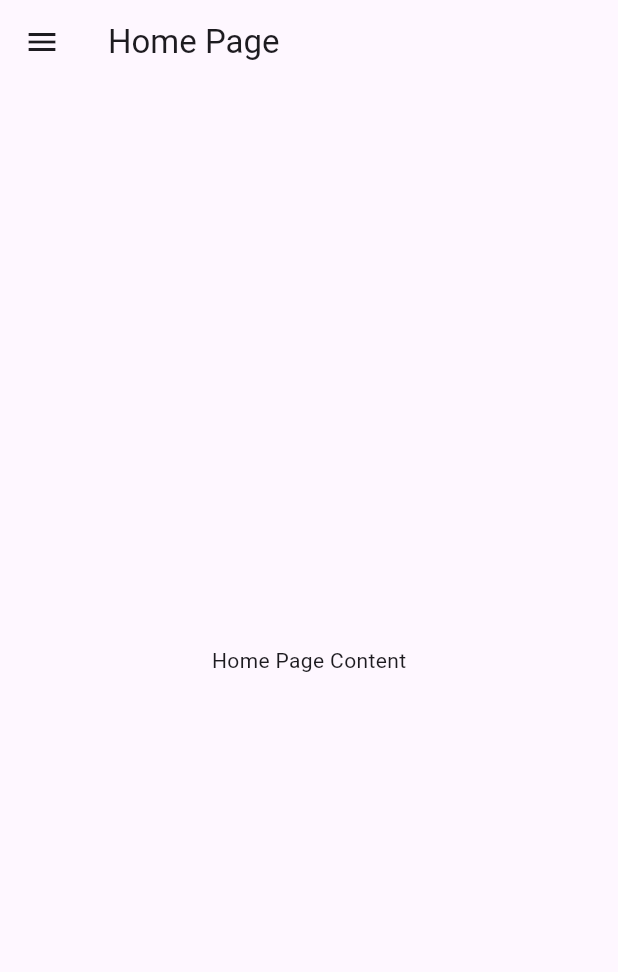
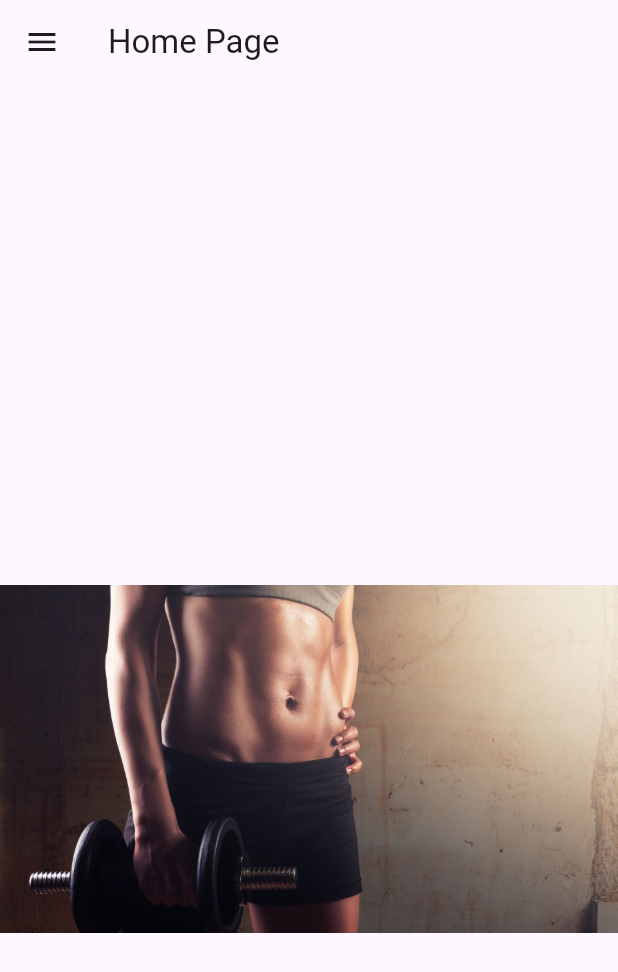
Before and after one commit to RVictorCruz/Mestre_fit, a Flutter app: the screen it shows after launch, after a tap on "Login", on a phone screen of 412 x 824 dp. Shown: the top 972 px of the screen. Run offline on Flutter 3.47's test engine with Material 3 defaults, Android fonts, the phone set to English and light mode, and no system bars; our stand-ins replace cached_network_image; network calls fail.

Commit message:
Segunda_semana

```diff
--- a/lib/pages/home_page.dart
+++ b/lib/pages/home_page.dart
@@ -11,8 +11,13 @@ class HomePage extends StatelessWidget {
         title: const Text('Home Page'),
       ),
       drawer: const MyDrawer(),
-      body: const Center(
-        child: Text('Home Page Content'),
+      body: Center(
+        child: Column(
+          children: [
+            Image.asset("images/treino.png", width: 900, height: 900,),
+            const Text('Home Page Content'),
+          ],
+        ),
       ),
     );
   }
--- a/lib/pages/login_page.dart
+++ b/lib/pages/login_page.dart
@@ -21,24 +21,64 @@ class LoginPageState extends State<LoginPage> {
   @override
   Widget build(BuildContext context) {
     return Scaffold(
-      appBar: AppBar(
-        title: const Text("Login"),
+      body: Container(
+        width: MediaQuery.of(context).size.width,
+        height: MediaQuery.of(context).size.width,
+        decoration: BoxDecoration(
+            color: Colors.blueAccent,
+            border:
+                Border.all(color: const Color.fromARGB(255, 0, 0, 0), width: 3),
+            borderRadius: BorderRadius.circular(16)),
+        child: Padding(
+          padding: const EdgeInsets.all(16.0),
+          child: Row(
+            children: [
+              Expanded(
+                  flex: 1,
+                  child: Container(
+                    decoration: const BoxDecoration(
+                        borderRadius: BorderRadius.only(
+                          topLeft: Radius.circular(16),
+                          bottomLeft: Radius.circular(16),
                         ),
-      body: Padding(
-        padding: const EdgeInsets.all(16.0),
+                        image: DecorationImage(
+                            image: AssetImage('images/treino.png'),
+                            fit: BoxFit.cover)),
+                  )),
+              Expanded(
+                flex: 1,
+                child: Padding(
+                  padding: const EdgeInsets.all(8.0),
                   child: Column(
                     children: [
-            TextField(
+                      const SizedBox(height: 30),
+                      const Text(
+                        'Preencha os campos abaixo com os seus dados de acesso.',
+                        style: TextStyle(color: Colors.black),
+                      ),
+                      Padding(
+                        padding: const EdgeInsets.all(16.0),
+                        child: TextField(
                             controller: _emailController,
-              decoration: const InputDecoration(labelText: "Email"),
+                            decoration: const InputDecoration(
+                                labelText: "Email",
+                                border: OutlineInputBorder(),
+                                hintText: 'Digite o seu email')),
                       ),
-            TextField(
+                      Padding(
+                        padding: const EdgeInsets.all(16.0),
+                        child: TextField(
                           controller: _passworlController,
-              decoration: const InputDecoration(labelText: "Senha"),
+                          decoration: const InputDecoration(
+                              labelText: "Senha",
+                              border: OutlineInputBorder(),
+                              hintText: "Digite a sua senha"),
                           obscureText: true,
                         ),
-            const SizedBox(height: 20),
-            ElevatedButton(onPressed: _login, child: const Text("Login")),
+                      ),
+                      const SizedBox(height: 40),
+                      ElevatedButton(
+                          onPressed: _login, child: const Text("Login")),
                       TextButton(
                         onPressed: () {
                           Navigator.push(
@@ -51,6 +91,11 @@ class LoginPageState extends State<LoginPage> {
                     ],
                   ),
                 ),
+              ),
+            ],
+          ),
+        ),
+      ),
     );
   }
 }
--- a/pubspec.yaml
+++ b/pubspec.yaml
@@ -28,9 +28,9 @@ flutter:
     uses-material-design: true
 
   # To add assets to your application, add an assets section, like this:
-  # assets:
-  #   - images/a_dot_burr.jpeg
-  #   - images/a_dot_ham.jpeg
+    assets:
+      - images/treino.png
+
 
   # An image asset can refer to one or more resolution-specific "variants", see
   # https://flutter.dev/assets-and-images/#resolution-aware
```
Also changed, not shown: images/treino.png (added). Lines whose indentation alone changed are shown as unchanged.
